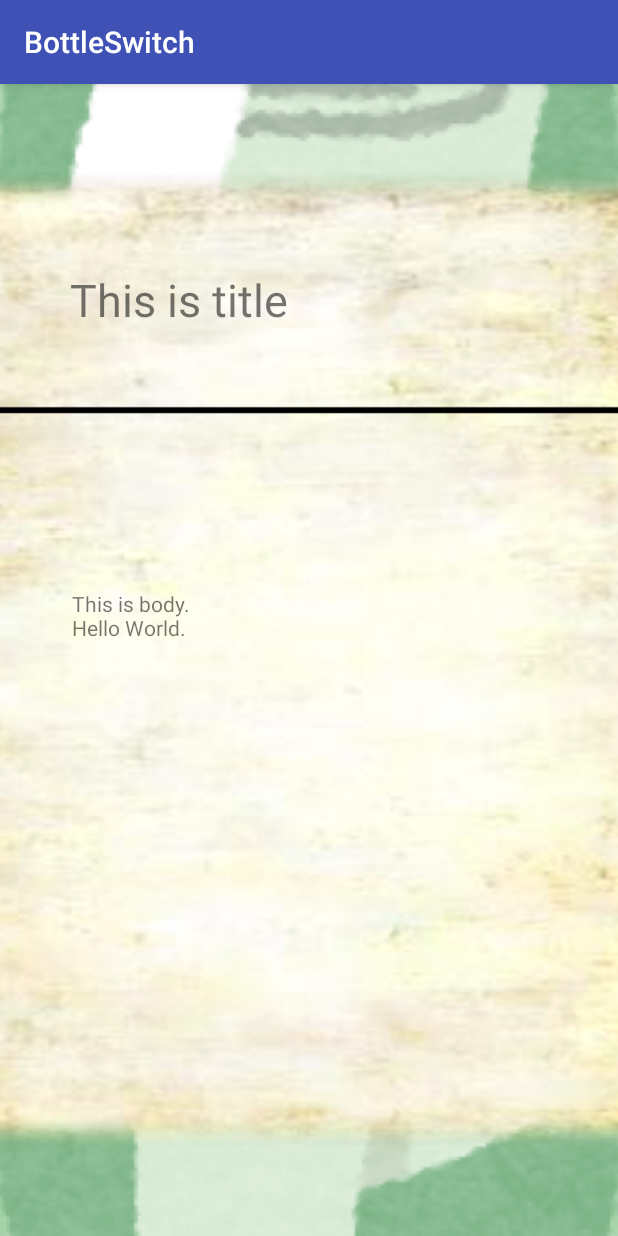
After one commit to porikuch/bottleSwitch-client, an Android app: the DetailActivity screen opened directly, with no data from a screen before it, on a phone screen of 412 x 824 dp. The commit adds this screen. Run offline under Robolectric (Android 15) with nearby library versions, the phone set to English and light mode, and no system bars.

Commit message:
add bottle detail page

```diff
--- a/app/src/main/AndroidManifest.xml
+++ b/app/src/main/AndroidManifest.xml
@@ -28,6 +28,10 @@
                 android:name=".MainActivity"
                 android:label="@string/title_activity_main">
         </activity>
+        <activity android:name=".EditDetailActivity">
+        </activity>
+        <activity android:name=".DetailActivity">
+        </activity>
     </application>
 
 </manifest>
--- /dev/null
+++ b/app/src/main/java/porikuch/bottleswitch/DetailActivity.kt
@@ -0,0 +1,19 @@
+package porikuch.bottleswitch
+
+import android.support.v7.app.AppCompatActivity
+import android.os.Bundle
+import kotlinx.android.synthetic.main.activity_detail.*
+
+class DetailActivity : AppCompatActivity() {
+
+    override fun onCreate(savedInstanceState: Bundle?) {
+        super.onCreate(savedInstanceState)
+        setContentView(R.layout.activity_detail)
+        val bottleId: Int = intent.getIntExtra("Bottle_ID", 0)
+        // TODO request Bottle Data
+        val title: String = "This is title"
+        val body: String = "This is body.\nHello World."
+        titleTextView.text = title
+        bodyTextView.text = body
+    }
+}
--- a/app/src/main/java/porikuch/bottleswitch/MainActivity.kt
+++ b/app/src/main/java/porikuch/bottleswitch/MainActivity.kt
@@ -1,13 +1,12 @@
 package porikuch.bottleswitch
 
+import android.content.Intent
 import android.os.Bundle
 import android.support.design.widget.BottomNavigationView.OnNavigationItemSelectedListener
-import android.support.design.widget.Snackbar
 import android.support.v7.app.AppCompatActivity
 import android.support.v7.widget.LinearLayoutManager
 import android.support.v7.widget.RecyclerView
 import android.view.View
-import android.widget.Toast
 import kotlinx.android.synthetic.main.activity_main.*
 
 class MainActivity : AppCompatActivity() {
@@ -81,7 +80,10 @@ class MainActivity : AppCompatActivity() {
     }
 
     fun onClickRow(tappedView: View, bottleSwitch: BottleSwitch) {
-        Snackbar.make(tappedView, "Replace with your own action tapped ${bottleSwitch.title}", Snackbar.LENGTH_LONG)
-                .setAction("Action", null).show()
+        //Snackbar.make(tappedView, "Replace with your own action tapped ${bottleSwitch.title}", Snackbar.LENGTH_LONG)
+        //        .setAction("Action", null).show()
+        val intent = Intent(this@MainActivity, DetailActivity::class.java)
+        intent.putExtra("Bottle_ID", bottleSwitch.id)
+        startActivity(intent)
     }
 }
--- /dev/null
+++ b/app/src/main/res/layout/activity_detail.xml
@@ -0,0 +1,34 @@
+<?xml version="1.0" encoding="utf-8"?>
+<android.support.constraint.ConstraintLayout
+        xmlns:android="http://schemas.android.com/apk/res/android"
+        xmlns:tools="http://schemas.android.com/tools"
+        xmlns:app="http://schemas.android.com/apk/res-auto"
+        android:layout_width="match_parent"
+        android:layout_height="match_parent"
+        tools:context=".DetailActivity">
+    <ImageView
+            android:src="@drawable/bottle_label"
+            android:scaleType="centerCrop"
+            android:layout_width="match_parent"
+            android:layout_height="match_parent"
+            android:contentDescription="@string/img_bottle_detail_background" android:id="@+id/imageView"/>
+    <TextView
+            android:text="Title"
+            android:layout_width="319dp"
+            android:layout_height="50dp"
+            android:id="@+id/titleTextView" android:textSize="30sp" app:layout_constraintStart_toStartOf="parent"
+            android:layout_marginStart="8dp" app:layout_constraintEnd_toEndOf="parent" android:layout_marginEnd="8dp"
+            app:layout_constraintBottom_toBottomOf="@+id/imageView" android:layout_marginBottom="8dp"
+            app:layout_constraintTop_toTopOf="@+id/imageView" android:layout_marginTop="8dp"
+            app:layout_constraintHorizontal_bias="0.502" app:layout_constraintVertical_bias="0.164"/>
+    <TextView
+            android:text="Body"
+            android:layout_width="316dp"
+            android:layout_height="292dp"
+            android:id="@+id/bodyTextView" android:layout_marginBottom="8dp"
+            app:layout_constraintBottom_toBottomOf="@+id/imageView" app:layout_constraintTop_toTopOf="@+id/imageView"
+            android:layout_marginTop="8dp" app:layout_constraintEnd_toEndOf="@+id/imageView"
+            android:layout_marginEnd="8dp" app:layout_constraintStart_toStartOf="@+id/imageView"
+            android:layout_marginStart="8dp" app:layout_constraintVertical_bias="0.714" android:gravity="top|left"/>
+
+</android.support.constraint.ConstraintLayout>
--- a/app/src/main/res/values/strings.xml
+++ b/app/src/main/res/values/strings.xml
@@ -18,4 +18,5 @@
     <string name="title_created_bottles">Created Bottles</string>
     <string name="title_received_bottles">Received Bottles</string>
     <string name="title_message_switch">Message Switch</string>
+    <string name="img_bottle_detail_background">Bottle_Label</string>
 </resources>
```
Also changed, not shown: app/src/main/res/drawable/bottle_label.png (added).
